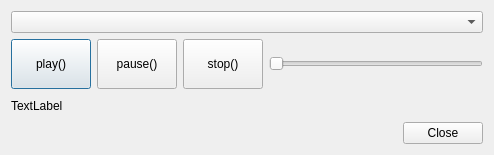
Old version of the form plugins/webradioplugin/webradiodialog.ui in the repository qohelet/QtZeiterfassung.
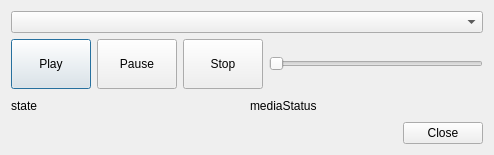
New version of the form.

Commit message: Buttons are now disabled when not available in webradioplugin

Diff of the .ui file:
```diff
--- a/plugins/webradioplugin/webradiodialog.ui
+++ b/plugins/webradioplugin/webradiodialog.ui
@@ -28,7 +28,7 @@
         </size>
        </property>
        <property name="text">
-        <string>play()</string>
+        <string>Play</string>
        </property>
       </widget>
      </item>
@@ -41,7 +41,7 @@
         </size>
        </property>
        <property name="text">
-        <string>pause()</string>
+        <string>Pause</string>
        </property>
       </widget>
      </item>
@@ -54,7 +54,7 @@
         </size>
        </property>
        <property name="text">
-        <string>stop()</string>
+        <string>Stop</string>
        </property>
       </widget>
      </item>
@@ -68,11 +68,22 @@
     </layout>
    </item>
    <item>
-    <widget class="QLabel" name="label">
+    <layout class="QHBoxLayout" name="horizontalLayout_2">
+     <item>
+      <widget class="QLabel" name="labelState">
      <property name="text">
-      <string>TextLabel</string>
-     </property>
-    </widget>
+        <string notr="true">state</string>
+       </property>
+      </widget>
+     </item>
+     <item>
+      <widget class="QLabel" name="labelMediaStatus">
+       <property name="text">
+        <string notr="true">mediaStatus</string>
+       </property>
+      </widget>
+     </item>
+    </layout>
    </item>
    <item>
     <widget class="QDialogButtonBox" name="buttonBox">
```
Lines whose indentation alone changed are shown as unchanged. The commit also changes 4 other files.
